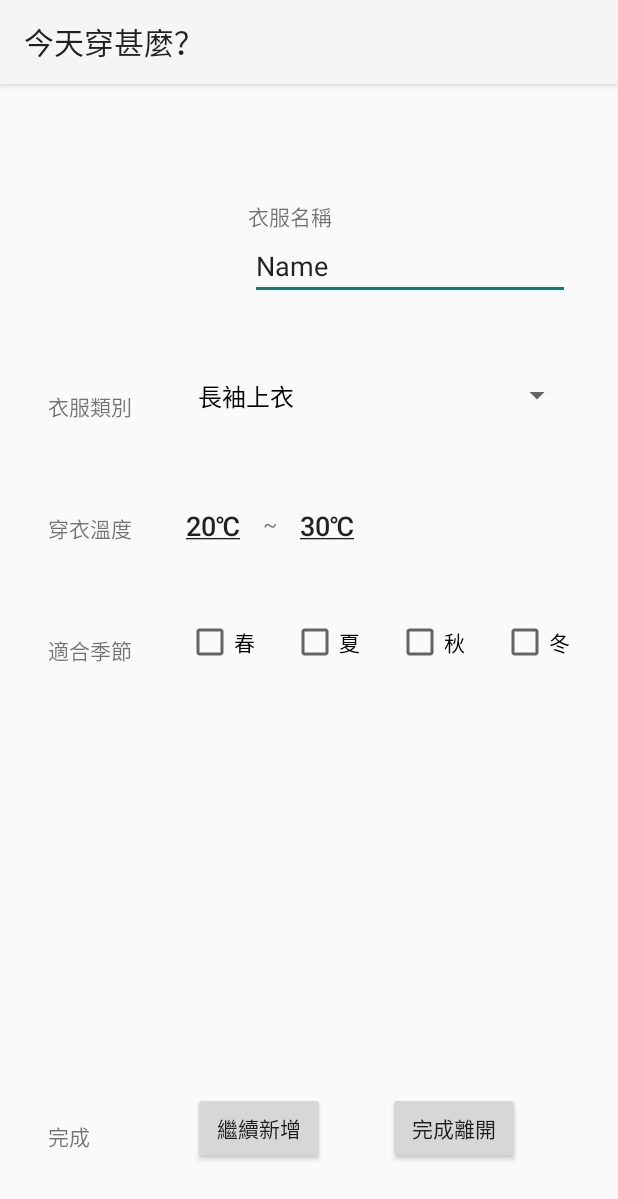
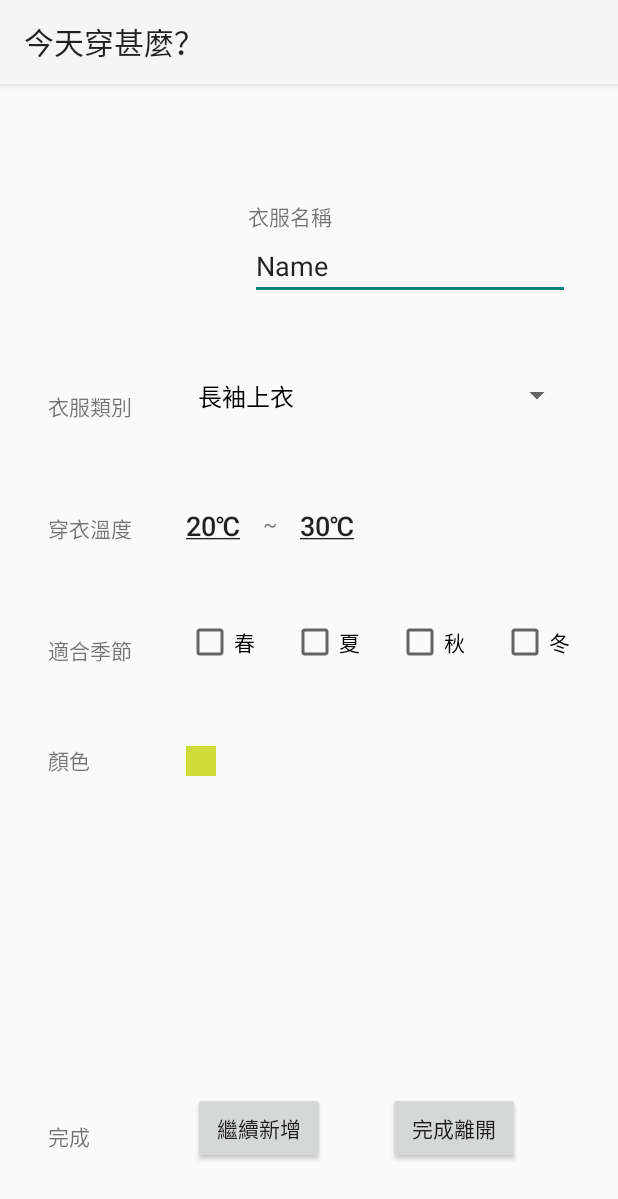
Before and after one commit to Yeh-Hsiu-Hsiang/Project, an Android app: the editclothes screen opened directly, with no data from a screen before it, on a phone screen of 412 x 824 dp. Shown: the top 1199 px of the screen. Run offline under Robolectric (Android 15) with nearby library versions, the phone set to English and light mode, and no system bars; libraries missing offline, so code that uses them is left out: android.support.v7, com.bigkoo.pickerview; 4 statements that could not run were skipped.

Commit message:
ADD distinguish color function

```diff
--- a/clothes/app/build.gradle
+++ b/clothes/app/build.gradle
@@ -30,4 +30,5 @@ dependencies {
     testImplementation 'junit:junit:4.12'
     androidTestImplementation 'com.android.support.test:runner:1.0.2'
     androidTestImplementation 'com.android.support.test.espresso:espresso-core:3.0.2'
+    implementation 'com.android.support:palette-v7:28.0.0'
 }
--- a/clothes/app/src/main/java/com/example/clothes/editclothes.java
+++ b/clothes/app/src/main/java/com/example/clothes/editclothes.java
@@ -9,6 +9,7 @@ import android.graphics.Color;
 import android.graphics.Paint;
 import android.support.v7.app.AppCompatActivity;
 import android.os.Bundle;
+import android.support.v7.graphics.Palette;
 import android.util.Log;
 import android.view.View;
 import android.widget.AdapterView;
@@ -25,6 +26,7 @@ import android.widget.Toast;
 
 import com.bigkoo.pickerview.OptionsPickerView;
 
+import java.lang.ref.WeakReference;
 import java.text.SimpleDateFormat;
 import java.util.ArrayList;
 import java.util.Date;
@@ -128,12 +130,53 @@ public class editclothes extends AppCompatActivity {
         OpenDB();
     }
 
+    private void paletteBitmap(Bitmap bitmap) {
+        final ImageView pcolor = (ImageView)findViewById(R.id.imageView3);
+        Palette.from(bitmap).generate(new Palette.PaletteAsyncListener() {
+            @Override
+            public void onGenerated(Palette palette) {
+                //Palette.Swatch swatch = palette.getMutedSwatch();
+                Palette.Swatch swatch = palette.getVibrantSwatch();
+                //Palette.Swatch swatch = palette.getDarkMutedSwatch();
+                //Palette.Swatch swatch = palette.getDarkVibrantSwatch();
+                //Palette.Swatch swatch = palette.getLightMutedSwatch();
+                //Palette.Swatch swatch = palette.getLightVibrantSwatch();
+                if (swatch != null) {
+                    pcolor.setBackgroundColor(swatch.getRgb());
+                    //pcolor.setBackgroundColor(Color.parseColor("#F90F3D"));
+                } else {
+                    Log.e("smallsoho", "swatch为空");
+                }
+            }
+        });
+    }
+
     public void showPic(String picpath){
         ImageView imv = (ImageView)findViewById(R.id.clothesPic);
         Bitmap bitmap = BitmapFactory.decodeFile(picpath);
-
+        paletteBitmap(pathToBitmap(picpath, 800, 800));
         imv.setImageBitmap(bitmap);
     }
+
+    public Bitmap pathToBitmap(String path, int wantWidth, int wantHeight) {
+        BitmapFactory.Options options = new BitmapFactory.Options();
+        options.inJustDecodeBounds = true; // 设置为ture只获取图片大小
+        options.inPreferredConfig = Bitmap.Config.ARGB_8888;
+        BitmapFactory.decodeFile(path, options); // 返回为空
+        int realWidth = options.outWidth;
+        int readlHeight = options.outHeight;
+        float scaleWidth = 0.f, scaleHeight = 0.f;
+        if (realWidth > wantWidth || readlHeight > wantHeight) { // 缩放
+            scaleWidth = ((float) realWidth) / wantWidth;
+            scaleHeight = ((float) readlHeight) / wantHeight;
+        }
+        options.inJustDecodeBounds = false;
+        float scale = Math.max(scaleWidth, scaleHeight);
+        options.inSampleSize = (int) scale;
+        WeakReference<Bitmap> weak = new WeakReference<>(BitmapFactory.decodeFile(path, options));
+        return Bitmap.createScaledBitmap(weak.get(), wantWidth, wantHeight, true);
+    }
+
 
     private View.OnClickListener LeaveOrAdd = new View.OnClickListener() {
         Intent intent = new Intent();
--- a/clothes/app/src/main/res/layout/activity_editclothes.xml
+++ b/clothes/app/src/main/res/layout/activity_editclothes.xml
@@ -130,7 +130,7 @@
         android:layout_marginLeft="32dp"
         android:layout_marginTop="52dp"
         android:text="顏色"
-        android:visibility="invisible"
+        android:visibility="visible"
         app:layout_constraintStart_toStartOf="parent"
         app:layout_constraintTop_toBottomOf="@+id/textView6" />
 
@@ -140,10 +140,10 @@
         android:layout_height="20dp"
         android:layout_marginEnd="268dp"
         android:layout_marginRight="268dp"
-        android:visibility="invisible"
+        android:background="#CDDC39"
+        android:visibility="visible"
         app:layout_constraintBottom_toBottomOf="@+id/textView7"
-        app:layout_constraintEnd_toEndOf="parent"
-        app:srcCompat="@android:color/holo_purple" />
+        app:layout_constraintEnd_toEndOf="parent" />
 
     <Button
         android:id="@+id/keepadd"
```
